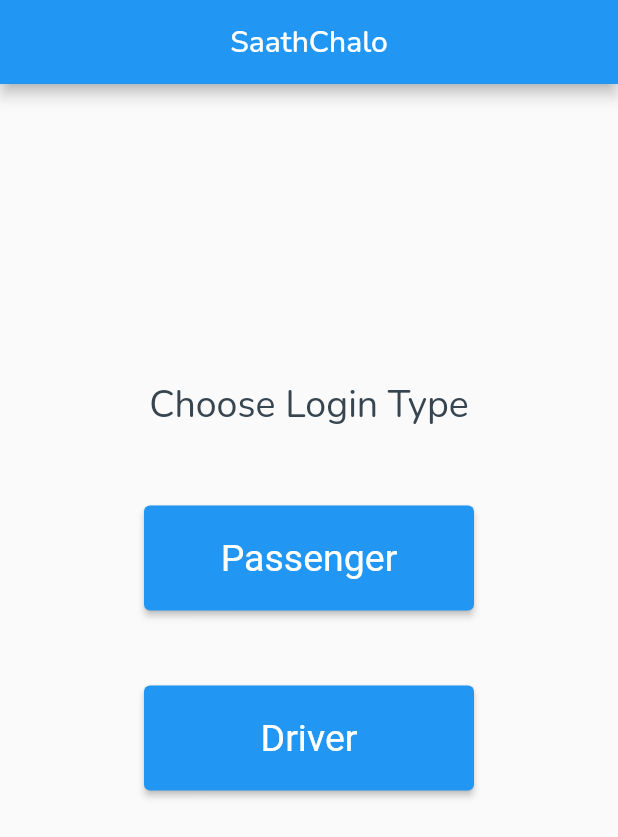
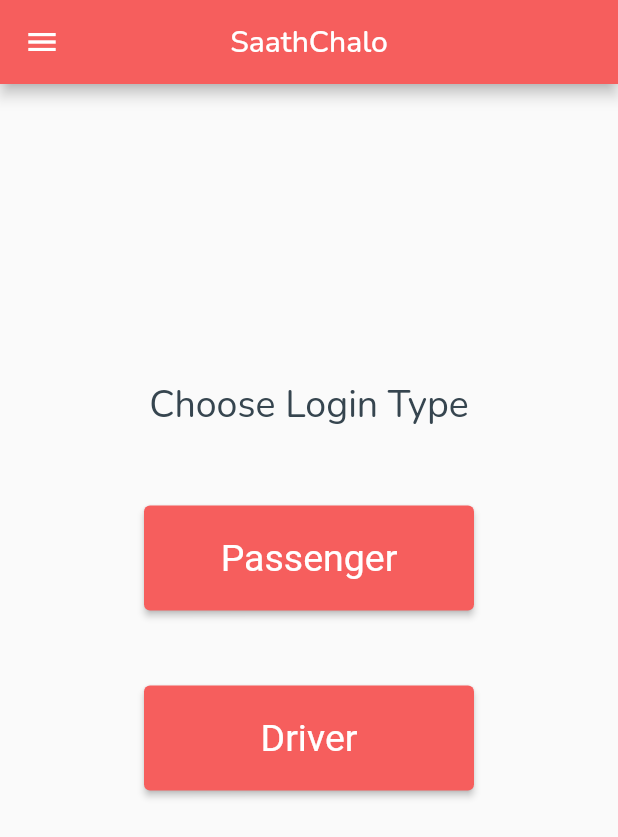
Before and after one commit to SyedAhris/saath-chalo, a Flutter app: the screen it shows after launch, on a phone screen of 412 x 824 dp. Shown: the top 837 px of the screen. Run offline on Flutter 3.47's test engine with Material 2 defaults, Android fonts, the phone set to English and light mode, and no system bars; our stand-ins replace flutter_otp_text_field, google_fonts; missing offline and left inert: sign_button.

Commit message:
changes by ibrahim in main to pull

```diff
--- a/lib/main.dart
+++ b/lib/main.dart
@@ -1,6 +1,8 @@
 import 'package:flutter/material.dart';
 import 'package:google_fonts/google_fonts.dart';
 
+import 'constants/constants.dart';
+import 'home_page/home_page.dart';
 
 void main() {
   runApp(const MyApp());
@@ -14,90 +16,16 @@
     return MaterialApp(
       title: 'SaathChalo',
       theme: ThemeData(
-        textTheme: GoogleFonts.nunitoTextTheme(
-            Theme.of(context).textTheme.apply(
-              bodyColor: const Color(0xff36454F),
-         )
-        ),
+        textTheme:
+            GoogleFonts.nunitoTextTheme(Theme.of(context).textTheme.apply(
+                  bodyColor: const Color(0xff36454F),
+                )),
         colorScheme: ColorScheme.fromSwatch().copyWith(
           primary: MainColors.primary,
           secondary: MainColors.secondary,
         ),
       ),
-      home: const MyHomePage(title: 'SaathChalo'),
+      home: const HomePage(title: 'SaathChalo'),
     );
   }
 }
-
-class MyHomePage extends StatefulWidget {
-  const MyHomePage({super.key, required this.title});
-
-  final String title;
-
-  @override
-  State<MyHomePage> createState() => _MyHomePageState();
-}
-
-class _MyHomePageState extends State<MyHomePage> {
-
-  @override
-  Widget build(BuildContext context) {
-    return Scaffold(
-      appBar: AppBar(
-        title: Center(child: Text(widget.title)),
-      ),
-      body: Center(
-        child: Padding(
-          padding: const EdgeInsets.only(top: 0),
-          child: Column(
-            mainAxisAlignment: MainAxisAlignment.center,
-            children: [
-              const Text("Choose Login Type", style: TextStyle(fontSize: 25)),
-              Padding(
-                padding: const EdgeInsets.only(top: 50),
-                child: SizedBox(
-                  width: 220,
-                  height: 70,
-                  child: ElevatedButton(
-                      onPressed: (){
-                        Navigator.of(context).push(
-                            MaterialPageRoute(
-                                builder: (context)=>LoginPagePassenger()
-                            )
-                        );
-                      },
-                      style: ElevatedButton.styleFrom(
-                        textStyle: const TextStyle(fontSize: 25)
-                      ),
-                      child: const Text("Passenger")),
-                ),
-              ),
-
-              Padding(
-                padding: const EdgeInsets.only(top: 50,bottom: 100),
-                child: SizedBox(
-                  width: 220,
-                  height: 70,
-                  child: ElevatedButton(
-                      onPressed: (){
-                        Navigator.of(context).push(
-                            MaterialPageRoute(
-                                builder: (context)=>LoginPageDriver()
-                            )
-                        );
-                      },
-                      style: ElevatedButton.styleFrom(
-                          textStyle: const TextStyle(fontSize: 25)
-                      ),
-                      child: const Text("Driver")),
-                ),
-              ),
-            ],
-
-      ),
-        ),
-
-    )
-    );
-  }
-}
```
